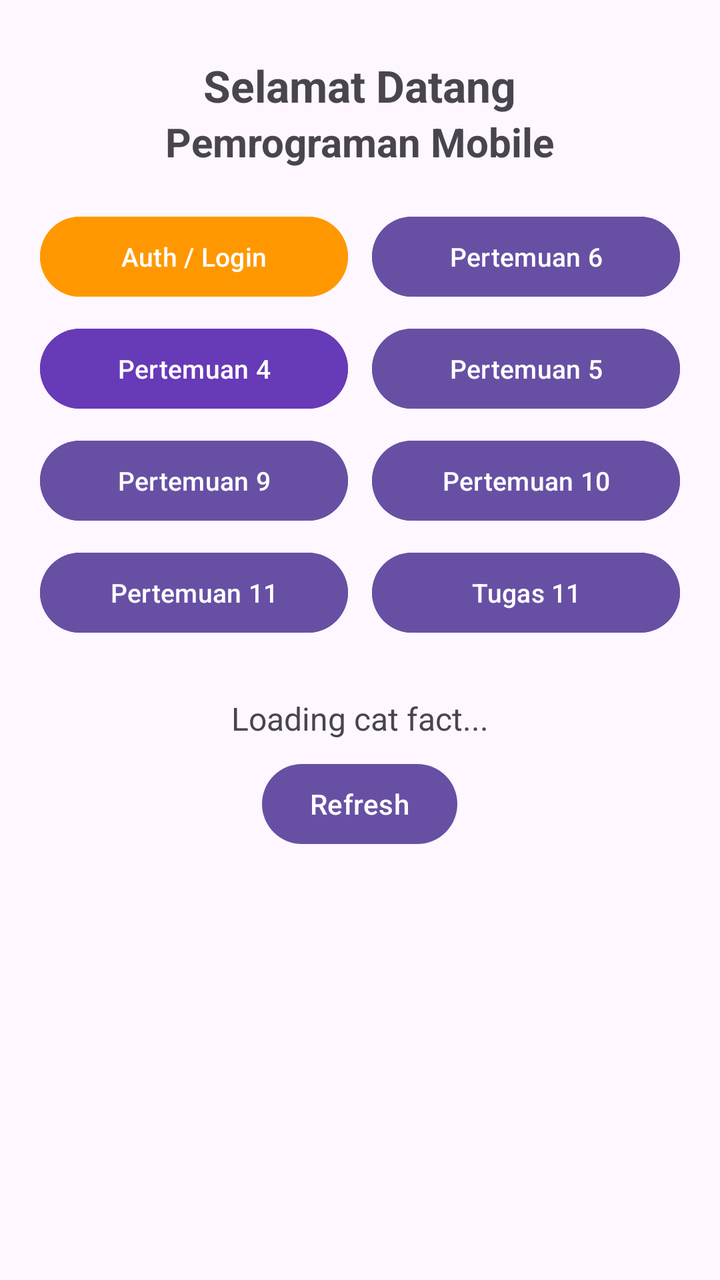
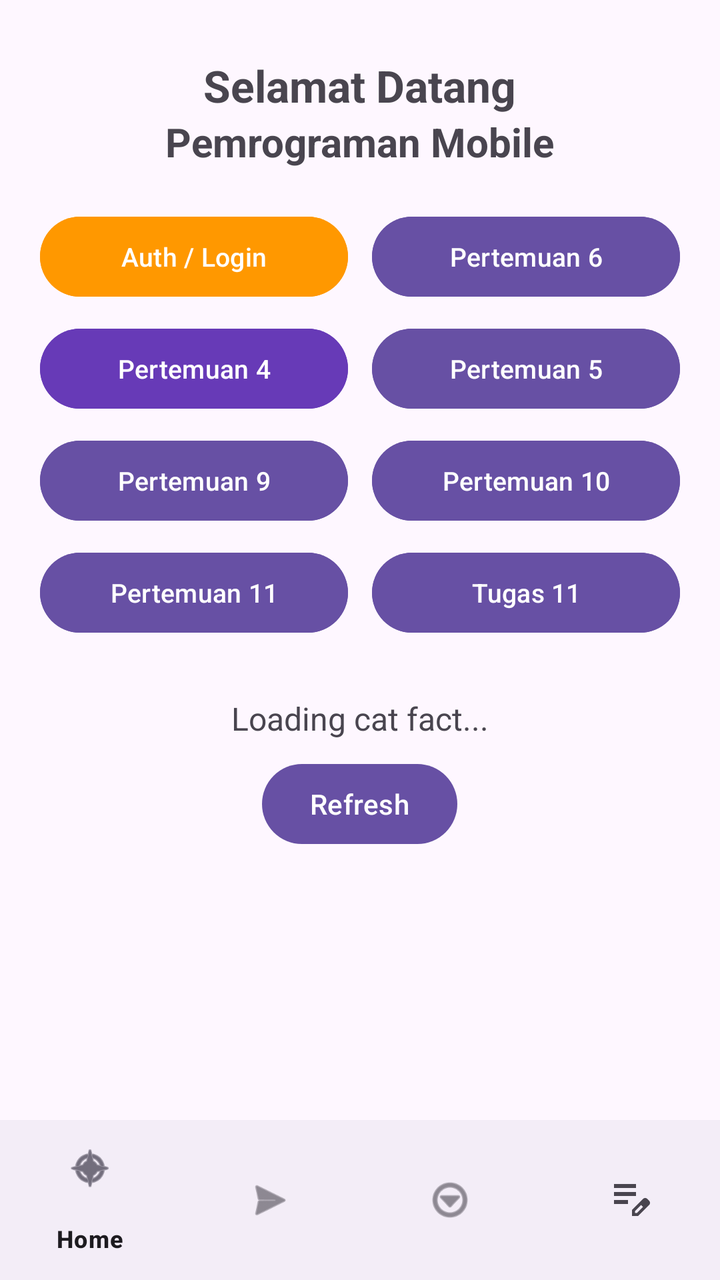

Two renders of the same Android screen: before a commit and after it. Below are the layout's source before the change and the commit's diff.
<!-- AndroidManifest.xml: application theme Theme.Mars_farhan3TIE -->
<!-- res/layout/activity_main.xml -->
<?xml version="1.0" encoding="utf-8"?>
<androidx.core.widget.NestedScrollView
    xmlns:android="http://schemas.android.com/apk/res/android"
    xmlns:app="http://schemas.android.com/apk/res-auto"
    xmlns:tools="http://schemas.android.com/tools"
    android:id="@+id/main"
    android:layout_width="match_parent"
    android:layout_height="match_parent"
    android:fillViewport="true"
    tools:context=".MainActivity">

    <LinearLayout
        android:layout_width="match_parent"
        android:layout_height="wrap_content"
        android:orientation="vertical"
        android:gravity="center_horizontal"
        android:padding="20dp">

        
        <TextView
            android:id="@+id/tvTitleHome"
            android:layout_width="wrap_content"
            android:layout_height="wrap_content"
            android:layout_marginTop="8dp"
            android:text="Selamat Datang"
            android:textSize="22sp"
            android:textStyle="bold" />

        <TextView
            android:layout_width="wrap_content"
            android:layout_height="wrap_content"
            android:layout_marginBottom="20dp"
            android:text="Pemrograman Mobile"
            android:textSize="20sp"
            android:textStyle="bold" />

        
        <LinearLayout
            android:layout_width="match_parent"
            android:layout_height="wrap_content"
            android:orientation="horizontal"
            android:layout_marginBottom="8dp">

            <Button
                android:id="@+id/btnToAuth"
                android:layout_width="0dp"
                android:layout_height="match_parent"
                android:layout_weight="1"
                android:layout_marginEnd="6dp"
                android:backgroundTint="#FF9800"
                android:text="Auth / Login"
                android:textSize="13sp" />

            <Button
                android:id="@+id/btnPertemuan6"
                android:layout_width="0dp"
                android:layout_height="match_parent"
                android:layout_weight="1"
                android:layout_marginStart="6dp"
                android:backgroundTint="#6750A4"
                android:text="Pertemuan 6"
                android:textSize="13sp" />
        </LinearLayout>

        <LinearLayout
            android:layout_width="match_parent"
            android:layout_height="wrap_content"
            android:orientation="horizontal"
            android:layout_marginBottom="8dp">

            <Button
                android:id="@+id/btnPertemuan4"
                android:layout_width="0dp"
                android:layout_height="match_parent"
                android:layout_weight="1"
                android:layout_marginEnd="6dp"
                android:backgroundTint="#673AB7"
                android:text="Pertemuan 4"
                android:textSize="13sp" />

            <Button
                android:id="@+id/btnPertemuan5"
                android:layout_width="0dp"
                android:layout_height="match_parent"
                android:layout_weight="1"
                android:layout_marginStart="6dp"
                android:backgroundTint="#6750A4"
                android:text="Pertemuan 5"
                android:textSize="13sp" />
        </LinearLayout>

        
        <LinearLayout
            android:layout_width="match_parent"
            android:layout_height="wrap_content"
            android:orientation="horizontal"
            android:layout_marginBottom="8dp">

            <Button
                android:id="@+id/btnPertemuan9"
                android:layout_width="0dp"
                android:layout_height="match_parent"
                android:layout_weight="1"
                android:layout_marginEnd="6dp"
                android:backgroundTint="#6750A4"
                android:text="Pertemuan 9"
                android:textSize="13sp" />

            <Button
                android:id="@+id/btnPertemuan10"
                android:layout_width="0dp"
                android:layout_height="match_parent"
                android:layout_weight="1"
                android:layout_marginStart="6dp"
                android:backgroundTint="#6750A4"
                android:text="Pertemuan 10"
                android:textSize="13sp" />
        </LinearLayout>

        
        <LinearLayout
            android:layout_width="match_parent"
            android:layout_height="wrap_content"
            android:orientation="horizontal"
            android:layout_marginBottom="16dp">

            <Button
                android:id="@+id/btnPertemuan11"
                android:layout_width="0dp"
                android:layout_height="match_parent"
                android:layout_weight="1"
                android:layout_marginEnd="6dp"
                android:backgroundTint="#6750A4"
                android:text="Pertemuan 11"
                android:textSize="13sp" />

            <Button
                android:id="@+id/btnPertemuan11Tugas"
                android:layout_width="0dp"
                android:layout_height="match_parent"
                android:layout_weight="1"
                android:layout_marginStart="6dp"
                android:backgroundTint="#6750A4"
                android:text="Tugas 11"
                android:textSize="13sp" />
        </LinearLayout>

        
        <TextView
            android:id="@+id/tvCatFact"
            android:layout_width="match_parent"
            android:layout_height="wrap_content"
            android:layout_marginTop="12dp"
            android:gravity="center"
            android:text="Loading cat fact..."
            android:textAlignment="center"
            android:textSize="16sp" />

        <Button
            android:id="@+id/btnRefresh"
            android:layout_width="wrap_content"
            android:layout_height="wrap_content"
            android:layout_marginTop="8dp"
            android:text="Refresh" />

        
        <androidx.recyclerview.widget.RecyclerView
            android:id="@+id/rvGallery"
            android:layout_width="match_parent"
            android:layout_height="wrap_content"
            android:layout_marginTop="16dp"
            android:nestedScrollingEnabled="false" />

    </LinearLayout>

</androidx.core.widget.NestedScrollView>
<!-- resources referenced by this layout -->
<resources>
  <style name="Theme.Mars_farhan3TIE" parent="Base.Theme.Mars_farhan3TIE" />
  <style name="Base.Theme.Mars_farhan3TIE" parent="Theme.Material3.DayNight.NoActionBar">
          
          
      </style>
</resources>

<!-- the commit's change to res/layout/activity_main.xml (unified diff, before → after) -->
@@ -1,176 +1,209 @@
 <?xml version="1.0" encoding="utf-8"?>
-<androidx.core.widget.NestedScrollView
+<androidx.constraintlayout.widget.ConstraintLayout
     xmlns:android="http://schemas.android.com/apk/res/android"
     xmlns:app="http://schemas.android.com/apk/res-auto"
     xmlns:tools="http://schemas.android.com/tools"
     android:id="@+id/main"
     android:layout_width="match_parent"
     android:layout_height="match_parent"
-    android:fillViewport="true"
     tools:context=".MainActivity">
 
-    <LinearLayout
-        android:layout_width="match_parent"
-        android:layout_height="wrap_content"
-        android:orientation="vertical"
-        android:gravity="center_horizontal"
-        android:padding="20dp">
-
-        
-        <TextView
-            android:id="@+id/tvTitleHome"
-            android:layout_width="wrap_content"
-            android:layout_height="wrap_content"
-            android:layout_marginTop="8dp"
-            android:text="Selamat Datang"
-            android:textSize="22sp"
-            android:textStyle="bold" />
-
-        <TextView
-            android:layout_width="wrap_content"
-            android:layout_height="wrap_content"
-            android:layout_marginBottom="20dp"
-            android:text="Pemrograman Mobile"
-            android:textSize="20sp"
-            android:textStyle="bold" />
-
-        
+    
+    <androidx.core.widget.NestedScrollView
+        android:id="@+id/scrollHome"
+        android:layout_width="0dp"
+        android:layout_height="0dp"
+        android:fillViewport="true"
+        app:layout_constraintBottom_toTopOf="@id/bottomNavView"
+        app:layout_constraintEnd_toEndOf="parent"
+        app:layout_constraintStart_toStartOf="parent"
+        app:layout_constraintTop_toTopOf="parent">
+
         <LinearLayout
             android:layout_width="match_parent"
             android:layout_height="wrap_content"
-            android:orientation="horizontal"
-            android:layout_marginBottom="8dp">
+            android:gravity="center_horizontal"
+            android:orientation="vertical"
+            android:padding="20dp">
+
+            
+            <TextView
+                android:id="@+id/tvTitleHome"
+                android:layout_width="wrap_content"
+                android:layout_height="wrap_content"
+                android:layout_marginTop="8dp"
+                android:text="Selamat Datang"
+                android:textSize="22sp"
+                android:textStyle="bold" />
+
+            <TextView
+                android:layout_width="wrap_content"
+                android:layout_height="wrap_content"
+                android:layout_marginBottom="20dp"
+                android:text="Pemrograman Mobile"
+                android:textSize="20sp"
+                android:textStyle="bold" />
+
+            
+            <LinearLayout
+                android:layout_width="match_parent"
+                android:layout_height="wrap_content"
+                android:layout_marginBottom="8dp"
+                android:orientation="horizontal">
+
+                <Button
+                    android:id="@+id/btnToAuth"
+                    android:layout_width="0dp"
+                    android:layout_height="match_parent"
+                    android:layout_marginEnd="6dp"
+                    android:layout_weight="1"
+                    android:backgroundTint="#FF9800"
+                    android:text="Auth / Login"
+                    android:textSize="13sp" />
+
+                <Button
+                    android:id="@+id/btnPertemuan6"
+                    android:layout_width="0dp"
+                    android:layout_height="match_parent"
+                    android:layout_marginStart="6dp"
+                    android:layout_weight="1"
+                    android:backgroundTint="#6750A4"
+                    android:text="Pertemuan 6"
+                    android:textSize="13sp" />
+            </LinearLayout>
+
+            <LinearLayout
+                android:layout_width="match_parent"
+                android:layout_height="wrap_content"
+                android:layout_marginBottom="8dp"
+                android:orientation="horizontal">
+
+                <Button
+                    android:id="@+id/btnPertemuan4"
+                    android:layout_width="0dp"
+                    android:layout_height="match_parent"
+                    android:layout_marginEnd="6dp"
+                    android:layout_weight="1"
+                    android:backgroundTint="#673AB7"
+                    android:text="Pertemuan 4"
+                    android:textSize="13sp" />
+
+                <Button
+                    android:id="@+id/btnPertemuan5"
+                    android:layout_width="0dp"
+                    android:layout_height="match_parent"
+                    android:layout_marginStart="6dp"
+                    android:layout_weight="1"
+                    android:backgroundTint="#6750A4"
+                    android:text="Pertemuan 5"
+                    android:textSize="13sp" />
+            </LinearLayout>
+
+            
+            <LinearLayout
+                android:layout_width="match_parent"
+                android:layout_height="wrap_content"
+                android:layout_marginBottom="8dp"
+                android:orientation="horizontal">
+
+                <Button
+                    android:id="@+id/btnPertemuan9"
+                    android:layout_width="0dp"
+                    android:layout_height="match_parent"
+                    android:layout_marginEnd="6dp"
+                    android:layout_weight="1"
+                    android:backgroundTint="#6750A4"
+                    android:text="Pertemuan 9"
+                    android:textSize="13sp" />
+
+                <Button
+                    android:id="@+id/btnPertemuan10"
+                    android:layout_width="0dp"
+                    android:layout_height="match_parent"
+                    android:layout_marginStart="6dp"
+                    android:layout_weight="1"
+                    android:backgroundTint="#6750A4"
+                    android:text="Pertemuan 10"
+                    android:textSize="13sp" />
+            </LinearLayout>
+
+            
+            <LinearLayout
+                android:layout_width="match_parent"
+                android:layout_height="wrap_content"
+                android:layout_marginBottom="16dp"
+                android:orientation="horizontal">
+
+                <Button
+                    android:id="@+id/btnPertemuan11"
+                    android:layout_width="0dp"
+                    android:layout_height="match_parent"
+                    android:layout_marginEnd="6dp"
+                    android:layout_weight="1"
+                    android:backgroundTint="#6750A4"
+                    android:text="Pertemuan 11"
+                    android:textSize="13sp" />
+
+                <Button
+                    android:id="@+id/btnPertemuan11Tugas"
+                    android:layout_width="0dp"
+                    android:layout_height="match_parent"
+                    android:layout_marginStart="6dp"
+                    android:layout_weight="1"
+                    android:backgroundTint="#6750A4"
+                    android:text="Tugas 11"
+                    android:textSize="13sp" />
+            </LinearLayout>
+
+            
+            <TextView
+                android:id="@+id/tvCatFact"
+                android:layout_width="match_parent"
+                android:layout_height="wrap_content"
+                android:layout_marginTop="12dp"
+                android:gravity="center"
+                android:text="Loading cat fact..."
+                android:textAlignment="center"
+                android:textSize="16sp" />
 
             <Button
-                android:id="@+id/btnToAuth"
-                android:layout_width="0dp"
-                android:layout_height="match_parent"
-                android:layout_weight="1"
-                android:layout_marginEnd="6dp"
-                android:backgroundTint="#FF9800"
-                android:text="Auth / Login"
-                android:textSize="13sp" />
-
-            <Button
-                android:id="@+id/btnPertemuan6"
-                android:layout_width="0dp"
-                android:layout_height="match_parent"
-                android:layout_weight="1"
-                android:layout_marginStart="6dp"
-                android:backgroundTint="#6750A4"
-                android:text="Pertemuan 6"
-                android:textSize="13sp" />
+                android:id="@+id/btnRefresh"
+                android:layout_width="wrap_content"
+                android:layout_height="wrap_content"
+                android:layout_marginTop="8dp"
+                android:text="Refresh" />
+
+            
+            <androidx.recyclerview.widget.RecyclerView
+                android:id="@+id/rvGallery"
+                android:layout_width="match_parent"
+                android:layout_height="wrap_content"
+                android:layout_marginTop="16dp"
+                android:nestedScrollingEnabled="false" />
+
         </LinearLayout>
-
-        <LinearLayout
-            android:layout_width="match_parent"
-            android:layout_height="wrap_content"
-            android:orientation="horizontal"
-            android:layout_marginBottom="8dp">
-
-            <Button
-                android:id="@+id/btnPertemuan4"
-                android:layout_width="0dp"
-                android:layout_height="match_parent"
-                android:layout_weight="1"
-                android:layout_marginEnd="6dp"
-                android:backgroundTint="#673AB7"
-                android:text="Pertemuan 4"
-                android:textSize="13sp" />
-
-            <Button
-                android:id="@+id/btnPertemuan5"
-                android:layout_width="0dp"
-                android:layout_height="match_parent"
-                android:layout_weight="1"
-                android:layout_marginStart="6dp"
-                android:backgroundTint="#6750A4"
-                android:text="Pertemuan 5"
-                android:textSize="13sp" />
-        </LinearLayout>
-
-        
-        <LinearLayout
-            android:layout_width="match_parent"
-            android:layout_height="wrap_content"
-            android:orientation="horizontal"
-            android:layout_marginBottom="8dp">
-
-            <Button
-                android:id="@+id/btnPertemuan9"
-                android:layout_width="0dp"
-                android:layout_height="match_parent"
-                android:layout_weight="1"
-                android:layout_marginEnd="6dp"
-                android:backgroundTint="#6750A4"
-                android:text="Pertemuan 9"
-                android:textSize="13sp" />
-
-            <Button
-                android:id="@+id/btnPertemuan10"
-                android:layout_width="0dp"
-                android:layout_height="match_parent"
-                android:layout_weight="1"
-                android:layout_marginStart="6dp"
-                android:backgroundTint="#6750A4"
-                android:text="Pertemuan 10"
-                android:textSize="13sp" />
-        </LinearLayout>
-
-        
-        <LinearLayout
-            android:layout_width="match_parent"
-            android:layout_height="wrap_content"
-            android:orientation="horizontal"
-            android:layout_marginBottom="16dp">
-
-            <Button
-                android:id="@+id/btnPertemuan11"
-                android:layout_width="0dp"
-                android:layout_height="match_parent"
-                android:layout_weight="1"
-                android:layout_marginEnd="6dp"
-                android:backgroundTint="#6750A4"
-                android:text="Pertemuan 11"
-                android:textSize="13sp" />
-
-            <Button
-                android:id="@+id/btnPertemuan11Tugas"
-                android:layout_width="0dp"
-                android:layout_height="match_parent"
-                android:layout_weight="1"
-                android:layout_marginStart="6dp"
-                android:backgroundTint="#6750A4"
-                android:text="Tugas 11"
-                android:textSize="13sp" />
-        </LinearLayout>
-
-        
-        <TextView
-            android:id="@+id/tvCatFact"
-            android:layout_width="match_parent"
-            android:layout_height="wrap_content"
-            android:layout_marginTop="12dp"
-            android:gravity="center"
-            android:text="Loading cat fact..."
-            android:textAlignment="center"
-            android:textSize="16sp" />
-
-        <Button
-            android:id="@+id/btnRefresh"
-            android:layout_width="wrap_content"
-            android:layout_height="wrap_content"
-            android:layout_marginTop="8dp"
-            android:text="Refresh" />
-
-        
-        <androidx.recyclerview.widget.RecyclerView
-            android:id="@+id/rvGallery"
-            android:layout_width="match_parent"
-            android:layout_height="wrap_content"
-            android:layout_marginTop="16dp"
-            android:nestedScrollingEnabled="false" />
-
-    </LinearLayout>
-
-</androidx.core.widget.NestedScrollView>
+    </androidx.core.widget.NestedScrollView>
+
+    
+    <FrameLayout
+        android:id="@+id/fragment_container"
+        android:layout_width="0dp"
+        android:layout_height="0dp"
+        android:background="?android:attr/windowBackground"
+        android:visibility="gone"
+        app:layout_constraintBottom_toTopOf="@id/bottomNavView"
+        app:layout_constraintEnd_toEndOf="parent"
+        app:layout_constraintStart_toStartOf="parent"
+        app:layout_constraintTop_toTopOf="parent" />
+
+    
+    <com.google.android.material.bottomnavigation.BottomNavigationView
+        android:id="@+id/bottomNavView"
+        android:layout_width="0dp"
+        android:layout_height="wrap_content"
+        app:layout_constraintBottom_toBottomOf="parent"
+        app:layout_constraintEnd_toEndOf="parent"
+        app:layout_constraintStart_toStartOf="parent"
+        app:menu="@menu/bottom_nav_menu" />
+
+</androidx.constraintlayout.widget.ConstraintLayout>
